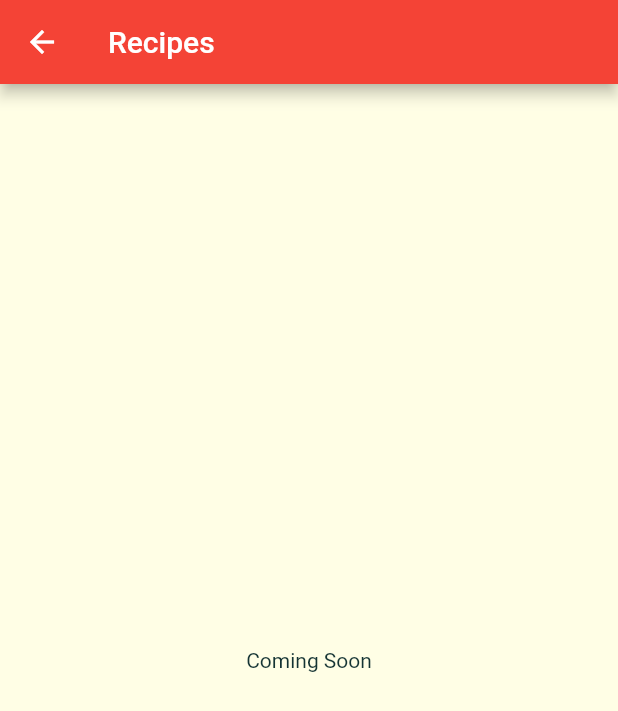
After one commit to muriukiMartin/meals_app, a Flutter app: the screen it shows after launch, after a tap on "Italian", on a phone screen of 412 x 824 dp. The commit adds this screen. Shown: the top 711 px of the screen. Run offline on Flutter 3.47's test engine with Material 2 defaults, Android fonts, the phone set to English and light mode, and no system bars; Roboto replaces fonts that are missing (Railway).

Commit message:
Navigate between two screens

```diff
--- a/lib/category_item.dart
+++ b/lib/category_item.dart
@@ -1,4 +1,5 @@
 import 'package:flutter/material.dart';
+import './category_meals_screen.dart';
 
 class CategoryItem extends StatelessWidget {
   // const CategoryItem({ Key? key }) : super(key: key);
@@ -7,11 +8,26 @@ class CategoryItem extends StatelessWidget {
 
   CategoryItem(this.title, this.color);
 
+  void selectCategory(BuildContext context) {
+    Navigator.of(context).push(MaterialPageRoute(
+      builder: (_) {
+        return CategoryMealsScreen();
+      },
+    ));
+  }
+
   @override
   Widget build(BuildContext context) {
-    return Container(
+    return InkWell(
+      onTap: () => selectCategory(context),
+      splashColor: Theme.of(context).colorScheme.secondary,
+      borderRadius: BorderRadius.circular(15),
+      child: Container(
         padding: const EdgeInsets.all(15),
-      child: Text(title, style: Theme.of(context).textTheme.subtitle1,),
+        child: Text(
+          title,
+          style: Theme.of(context).textTheme.subtitle1,
+        ),
         decoration: BoxDecoration(
           gradient: LinearGradient(
             colors: [
@@ -23,6 +39,7 @@ class CategoryItem extends StatelessWidget {
           ),
           borderRadius: BorderRadius.circular(15),
         ),
+      ),
     );
   }
 }
--- /dev/null
+++ b/lib/category_meals_screen.dart
@@ -0,0 +1,17 @@
+import 'package:flutter/material.dart';
+
+class CategoryMealsScreen extends StatelessWidget {
+  // const CategoryMealsScreen({ Key? key }) : super(key: key);
+
+  @override
+  Widget build(BuildContext context) {
+    return Scaffold(
+      appBar: AppBar(
+        title: Text('Recipes'),
+      ),
+      body: Center(
+        child: Text('Coming Soon'),
+      ),
+    );
+  }
+}
```
Lines whose indentation alone changed are shown as unchanged.
